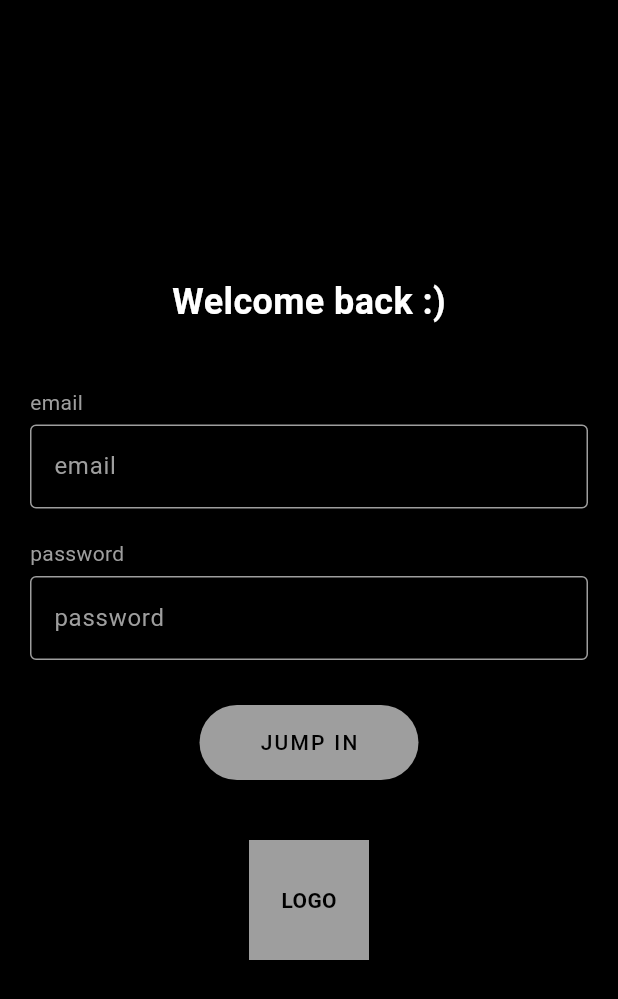
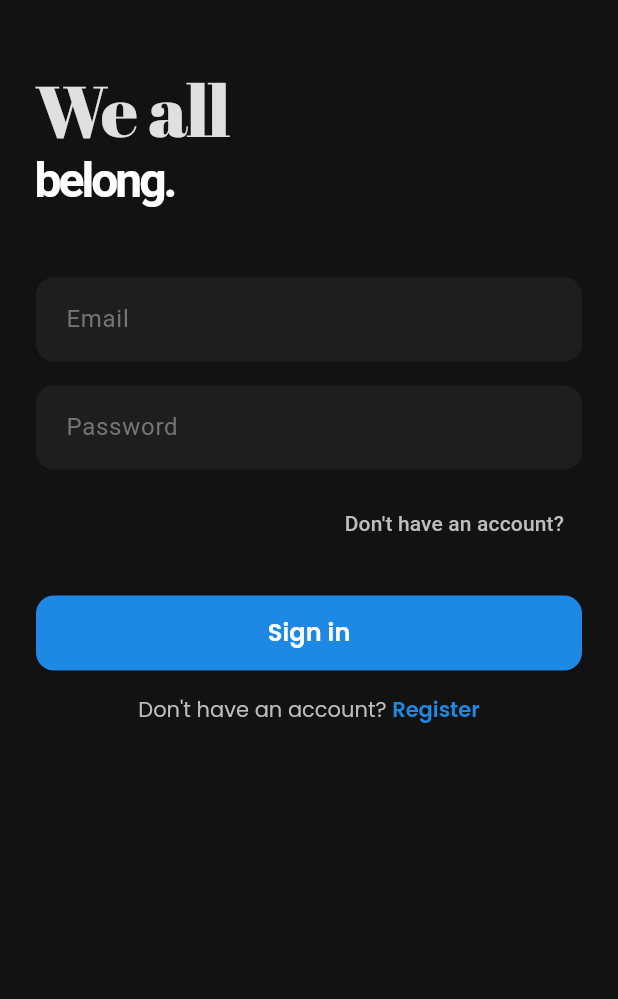
Before and after one commit to mc-ondros/we-all-belong, a Flutter app: the screen it shows after launch, on a phone screen of 412 x 824 dp. Shown: the top 999 px of the screen. Run offline on Flutter 3.47's test engine with Material 3 defaults, Android fonts, the phone set to English and light mode, and no system bars; our stand-ins replace cloud_firestore, firebase_auth, firebase_core, firebase_storage, geolocator, get and 3 more; missing offline and left inert: firebase_app_check, flutter_inappwebview; accounts and stored records are empty; Roboto replaces fonts that are missing (Asset).

Commit message:
feature: added firebase register and email verification

```diff
--- a/we_all_belong/lib/login.dart
+++ b/we_all_belong/lib/login.dart
@@ -1,12 +1,13 @@
-//DART
 import 'package:flutter/material.dart';
 import 'package:get/get.dart';
 import 'package:firebase_auth/firebase_auth.dart';
 import 'package:we_all_belong/features/homepage/homepage_screen.dart';
+import 'package:google_fonts/google_fonts.dart';
+import 'register.dart';
 
 // Main App Widget
 class LoginApp extends StatelessWidget {
-  const LoginApp({Key? key}) : super(key: key);
+  const LoginApp({super.key});
 
   @override
   Widget build(BuildContext context) {
@@ -14,73 +15,110 @@ class LoginApp extends StatelessWidget {
   }
 }
 
-// Controller for Login Page
+// Controller for Login Page with Firebase Integration
 class LoginController extends GetxController {
-  // Text editing controllers to retrieve input from TextFields
+  // Text editing controllers
   var emailController = TextEditingController();
   var passwordController = TextEditingController();
 
-  // Observables to track if fields are empty
+  // Observables
   var email = ''.obs;
   var password = ''.obs;
 
   // Firebase Auth instance
   final FirebaseAuth _auth = FirebaseAuth.instance;
 
-  // Function to handle login logic
+  // Firebase Login Logic
   void handleLogin() async {
-    String emailInput = emailController.text.trim();
-    String passwordInput = passwordController.text;
-
-    if (emailInput.isEmpty || passwordInput.isEmpty) {
-      Get.snackbar(
-        "Error",
-        "Email and password cannot be empty",
-        backgroundColor: Colors.red,
-        colorText: Colors.white,
-      );
-      return;
-    }
-
     try {
-      // Show a loading indicator
       Get.dialog(
         const Center(child: CircularProgressIndicator()),
         barrierDismissible: false,
       );
 
-      // Attempt to sign in with Firebase Auth
-      await _auth.signInWithEmailAndPassword(
-        email: emailInput,
-        password: passwordInput,
+      UserCredential userCredential = await _auth.signInWithEmailAndPassword(
+        email: emailController.text.trim(),
+        password: passwordController.text,
       );
 
-      // Dismiss the loading indicator
+      Get.back(); // Dismiss loading indicator
+
+      // Check if email is verified
+      if (userCredential.user != null && !userCredential.user!.emailVerified) {
+        Get.dialog(
+          AlertDialog(
+            title: Text(
+              'Email Not Verified',
+              style: GoogleFonts.poppins(
+                fontWeight: FontWeight.bold,
+              ),
+            ),
+            content: Column(
+              mainAxisSize: MainAxisSize.min,
+              crossAxisAlignment: CrossAxisAlignment.start,
+              children: [
+                Text(
+                  'Please verify your email before logging in.',
+                  style: GoogleFonts.poppins(),
+                ),
+                const SizedBox(height: 16),
+                Text(
+                  'Didn\'t receive the email?',
+                  style: GoogleFonts.poppins(
+                    fontWeight: FontWeight.w500,
+                  ),
+                ),
+              ],
+            ),
+            actions: [
+              TextButton(
+                onPressed: () async {
+                  await userCredential.user?.sendEmailVerification();
                   Get.back();
+                  Get.snackbar(
+                    "Email Sent",
+                    "A new verification email has been sent.",
+                    backgroundColor: Colors.green,
+                    colorText: Colors.white,
+                  );
+                },
+                child: Text(
+                  'Resend Email',
+                  style: GoogleFonts.poppins(),
+                ),
+              ),
+              TextButton(
+                onPressed: () => Get.back(),
+                child: Text(
+                  'OK',
+                  style: GoogleFonts.poppins(
+                    fontWeight: FontWeight.bold,
+                  ),
+                ),
+              ),
+            ],
+          ),
+        );
+        // Sign out the user since they're not verified
+        await _auth.signOut();
+        return;
+      }
 
-      // Navigate to HomePage upon successful login
+      // If email is verified, proceed to homepage
       Get.offAll(() => HomePage());
     } on FirebaseAuthException catch (e) {
-      Get.back(); // Dismiss the loading indicator
+      Get.back(); // Dismiss loading indicator
       String errorMessage = '';
       if (e.code == 'user-not-found') {
         errorMessage = 'No user found for that email.';
       } else if (e.code == 'wrong-password') {
-        errorMessage = 'Wrong password provided for that user.';
+        errorMessage = 'Wrong password provided.';
       } else {
         errorMessage = 'An error occurred. Please try again.';
       }
       Get.snackbar(
         "Login Failed",
         errorMessage,
-        backgroundColor: Colors.red,
-        colorText: Colors.white,
-      );
-    } catch (e) {
-      Get.back(); // Dismiss the loading indicator
-      Get.snackbar(
-        "Error",
-        "An unexpected error occurred.",
         backgroundColor: Colors.red,
         colorText: Colors.white,
       );
@@ -95,126 +133,167 @@ class LoginController extends GetxController {
   }
 }
 
-// Login Page Widget
+// Login Page UI
 class LoginPage extends StatelessWidget {
   final String title;
 
-  const LoginPage({Key? key, required this.title}) : super(key: key);
+  const LoginPage({super.key, required this.title});
 
   @override
   Widget build(BuildContext context) {
-    print("Building LoginPage");
     final LoginController controller = Get.put(LoginController());
 
     return Scaffold(
-      backgroundColor: Colors.black,
-      body: Center(
+      backgroundColor: const Color(0xFF121212),
+      body: SafeArea(
         child: SingleChildScrollView(
-          padding: const EdgeInsets.symmetric(horizontal: 20.0),
+          child: Padding(
+            padding: const EdgeInsets.all(24.0),
             child: Column(
-            mainAxisAlignment: MainAxisAlignment.center,
+              crossAxisAlignment: CrossAxisAlignment.start,
               children: [
-              // Title Text
+                const SizedBox(height: 20),
+
+                // Modern Split Style Title
+                Column(
+                  crossAxisAlignment: CrossAxisAlignment.start,
+                  children: [
                     Text(
-                title,
-                style: const TextStyle(
-                  color: Colors.white,
-                  fontSize: 24,
-                  fontWeight: FontWeight.bold,
+                      'We all',
+                      style: GoogleFonts.abrilFatface(
+                        fontSize: 48,
+                        fontWeight: FontWeight.w400,
+                        color: Colors.grey[300],
+                        letterSpacing: -1,
+                        height: 1.2,
                       ),
                     ),
-              const SizedBox(height: 40),
-
-              // Email Input Field
-              Align(
-                alignment: Alignment.centerLeft,
-                child: const Text(
-                  'email',
-                  style: TextStyle(color: Colors.grey),
+                    Text(
+                      'belong.',
+                      style: GoogleFonts.asset(
+                        fontSize: 32,
+                        fontWeight: FontWeight.bold,
+                        color: Colors.white,
+                        letterSpacing: -2,
+                        height: 1.1,
                       ),
                     ),
-              const SizedBox(height: 5),
+                  ],
+                ),
+
+                const SizedBox(height: 48),
+
+                // Email Field with Firebase Controller
                 TextField(
                   controller: controller.emailController,
                   onChanged: (value) => controller.email.value = value,
                   keyboardType: TextInputType.emailAddress,
+                  style: const TextStyle(color: Colors.white),
                   decoration: InputDecoration(
-                  hintText: 'email',
-                  hintStyle: const TextStyle(color: Colors.grey),
+                    hintText: 'Email',
+                    hintStyle: TextStyle(color: Colors.grey[600]),
                     filled: true,
-                  fillColor: Colors.black,
-                  enabledBorder: const OutlineInputBorder(
-                    borderSide: BorderSide(color: Colors.grey),
+                    fillColor: const Color(0xFF1E1E1E),
+                    border: OutlineInputBorder(
+                      borderRadius: BorderRadius.circular(12),
+                      borderSide: BorderSide.none,
                     ),
-                  focusedBorder: const OutlineInputBorder(
-                    borderSide: BorderSide(color: Colors.white),
+                    contentPadding: const EdgeInsets.all(16),
                   ),
                 ),
-                style: const TextStyle(color: Colors.white),
-              ),
-              const SizedBox(height: 20),
 
-              // Password Input Field
-              Align(
-                alignment: Alignment.centerLeft,
-                child: const Text(
-                  'password',
-                  style: TextStyle(color: Colors.grey),
-                ),
-              ),
-              const SizedBox(height: 5),
+                const SizedBox(height: 16),
+
+                // Password Field with Firebase Controller
                 TextField(
                   controller: controller.passwordController,
                   onChanged: (value) => controller.password.value = value,
                   obscureText: true,
+                  style: const TextStyle(color: Colors.white),
                   decoration: InputDecoration(
-                  hintText: 'password',
-                  hintStyle: const TextStyle(color: Colors.grey),
+                    hintText: 'Password',
+                    hintStyle: TextStyle(color: Colors.grey[600]),
                     filled: true,
-                  fillColor: Colors.black,
-                  enabledBorder: const OutlineInputBorder(
-                    borderSide: BorderSide(color: Colors.grey),
+                    fillColor: const Color(0xFF1E1E1E),
+                    border: OutlineInputBorder(
+                      borderRadius: BorderRadius.circular(12),
+                      borderSide: BorderSide.none,
                     ),
-                  focusedBorder: const OutlineInputBorder(
-                    borderSide: BorderSide(color: Colors.white),
-                  ),
-                ),
-                style: const TextStyle(color: Colors.white),
-              ),
-              const SizedBox(height: 30),
-
-              // Login Button
-              ElevatedButton(
-                onPressed: controller.handleLogin,
-                style: ElevatedButton.styleFrom(
-                  backgroundColor: Colors.grey,
-                  padding:
-                      const EdgeInsets.symmetric(horizontal: 40, vertical: 15),
-                ),
-                child: const Text(
-                  'JUMP IN',
-                  style: TextStyle(color: Colors.black, letterSpacing: 1.5),
+                    contentPadding: const EdgeInsets.all(16),
                   ),
                 ),
 
-              const SizedBox(height: 40),
+                const SizedBox(height: 12),
 
-              // Placeholder for Logo
-              Container(
-                width: 80,
-                height: 80,
-                color: Colors.grey,
-                alignment: Alignment.center,
-                child: const Text(
-                  'LOGO',
-                  style: TextStyle(
-                      color: Colors.black, fontWeight: FontWeight.bold),
+                // Register Link
+                Align(
+                  alignment: Alignment.centerRight,
+                  child: TextButton(
+                    onPressed: () {
+                      // Add registration navigation here
+                    },
+                    child: Text(
+                      "Don't have an account?",
+                      style: TextStyle(color: Colors.grey[400]),
+                    ),
+                  ),
+                ),
+
+                const SizedBox(height: 24),
+
+                // Sign In Button with Firebase Authentication
+                SizedBox(
+                  width: double.infinity,
+                  height: 50,
+                  child: ElevatedButton(
+                    onPressed: controller.handleLogin,
+                    style: ElevatedButton.styleFrom(
+                      backgroundColor: Colors.blue[600],
+                      shape: RoundedRectangleBorder(
+                        borderRadius: BorderRadius.circular(12),
+                      ),
+                    ),
+                    child: Text(
+                      'Sign in',
+                      style: GoogleFonts.poppins(
+                        color: Colors.white,
+                        fontSize: 16,
+                        fontWeight: FontWeight.w600,
+                      ),
+                    ),
+                  ),
+                ),
+
+                const SizedBox(height: 16),
+
+                // Register Link
+                Center(
+                  child: GestureDetector(
+                    onTap: () => Get.to(() => const RegisterPage()),
+                    child: RichText(
+                      text: TextSpan(
+                        text: 'Don\'t have an account? ',
+                        style: GoogleFonts.poppins(
+                          color: Colors.grey[400],
+                        ),
+                        children: [
+                          TextSpan(
+                            text: 'Register',
+                            style: GoogleFonts.poppins(
+                              color: Colors.blue[600],
+                              fontWeight: FontWeight.w600,
                             ),
                           ),
                         ],
                       ),
                     ),
                   ),
+                ),
+              ],
+            ),
+          ),
+        ),
+      ),
     );
   }
 }
--- a/we_all_belong/lib/main.dart
+++ b/we_all_belong/lib/main.dart
@@ -1,7 +1,6 @@
 import 'package:firebase_app_check/firebase_app_check.dart';
 import 'package:firebase_core/firebase_core.dart';
 import 'package:flutter/services.dart';
-import 'package:we_all_belong/features/homepage/homepage_screen.dart';
 import 'core/core_shared.dart';
 import 'core/firebase/firebase_options.dart';
 import 'package:we_all_belong/login.dart';
```
Also changed, not shown: we_all_belong/lib/register.dart (added, +282 -0 lines). Lines whose indentation alone changed are shown as unchanged.
